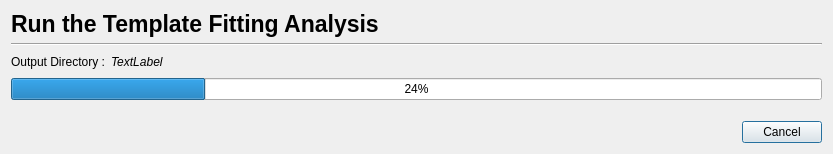
The window that PhzQtUI/auxdir/PhzQtUI/DialogRunAnalysis.ui (astrorama/Phosphoros) describes before a commit, drawn with Qt 5.
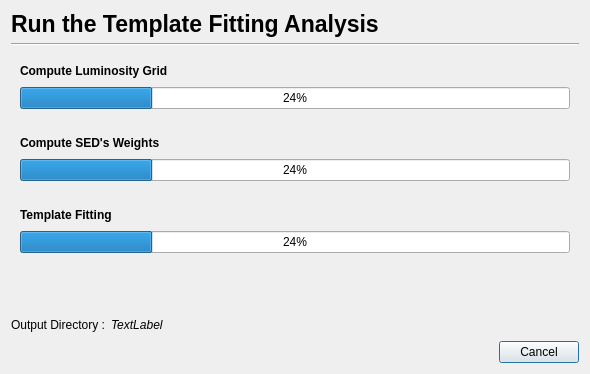
The same window after the commit.

Commit message: Integrate the SEDs's weights computation into the UI

The edit to the form file:
```diff
--- a/PhzQtUI/auxdir/PhzQtUI/DialogRunAnalysis.ui
+++ b/PhzQtUI/auxdir/PhzQtUI/DialogRunAnalysis.ui
@@ -6,8 +6,8 @@
    <rect>
     <x>0</x>
     <y>0</y>
-    <width>833</width>
-    <height>154</height>
+    <width>590</width>
+    <height>374</height>
    </rect>
   </property>
   <property name="windowTitle">
@@ -53,46 +53,144 @@
     </widget>
    </item>
    <item>
-    <layout class="QHBoxLayout" name="lay_cat">
-     <item>
-      <widget class="QLabel" name="label">
-       <property name="text">
-        <string>Output Directory :</string>
-       </property>
-      </widget>
-     </item>
-     <item>
-      <widget class="QLabel" name="label_out_dir">
-       <property name="font">
-        <font>
-         <italic>true</italic>
-        </font>
-       </property>
-       <property name="text">
-        <string>TextLabel</string>
-       </property>
-      </widget>
-     </item>
-     <item>
-      <spacer name="horizontalSpacer">
-       <property name="orientation">
-        <enum>Qt::Horizontal</enum>
-       </property>
-       <property name="sizeHint" stdset="0">
-        <size>
-         <width>40</width>
-         <height>20</height>
-        </size>
-       </property>
-      </spacer>
-     </item>
-    </layout>
+    <widget class="QWidget" name="w_lum" native="true">
+     <layout class="QVBoxLayout" name="verticalLayout_2">
+      <item>
+       <layout class="QVBoxLayout" name="l_lum">
+        <item>
+         <layout class="QHBoxLayout" name="horizontalLayout_4">
+          <item>
+           <widget class="QLabel" name="label_3">
+            <property name="font">
+             <font>
+              <weight>75</weight>
+              <bold>true</bold>
+             </font>
+            </property>
+            <property name="text">
+             <string>Compute Luminosity Grid</string>
+            </property>
+           </widget>
+          </item>
+          <item>
+           <spacer name="horizontalSpacer_5">
+            <property name="orientation">
+             <enum>Qt::Horizontal</enum>
+            </property>
+            <property name="sizeHint" stdset="0">
+             <size>
+              <width>40</width>
+              <height>20</height>
+             </size>
+            </property>
+           </spacer>
+          </item>
+         </layout>
+        </item>
+        <item>
+         <widget class="QProgressBar" name="lum_progress">
+          <property name="value">
+           <number>24</number>
+          </property>
+         </widget>
+        </item>
+       </layout>
+      </item>
+     </layout>
+    </widget>
    </item>
    <item>
-    <widget class="QProgressBar" name="progressBar">
-     <property name="value">
-      <number>24</number>
-     </property>
+    <widget class="QWidget" name="w_sed" native="true">
+     <layout class="QVBoxLayout" name="verticalLayout_3">
+      <item>
+       <layout class="QVBoxLayout" name="l_sed">
+        <item>
+         <layout class="QHBoxLayout" name="horizontalLayout_6">
+          <item>
+           <widget class="QLabel" name="label_5">
+            <property name="font">
+             <font>
+              <weight>75</weight>
+              <bold>true</bold>
+             </font>
+            </property>
+            <property name="text">
+             <string>Compute SED's Weights</string>
+            </property>
+           </widget>
+          </item>
+          <item>
+           <spacer name="horizontalSpacer_7">
+            <property name="orientation">
+             <enum>Qt::Horizontal</enum>
+            </property>
+            <property name="sizeHint" stdset="0">
+             <size>
+              <width>40</width>
+              <height>20</height>
+             </size>
+            </property>
+           </spacer>
+          </item>
+         </layout>
+        </item>
+        <item>
+         <widget class="QProgressBar" name="sed_progress">
+          <property name="value">
+           <number>24</number>
+          </property>
+         </widget>
+        </item>
+       </layout>
+      </item>
+     </layout>
+    </widget>
+   </item>
+   <item>
+    <widget class="QWidget" name="widget_3" native="true">
+     <layout class="QVBoxLayout" name="verticalLayout_4">
+      <item>
+       <layout class="QVBoxLayout" name="l_sed_2">
+        <item>
+         <layout class="QHBoxLayout" name="horizontalLayout_7">
+          <item>
+           <widget class="QLabel" name="label_6">
+            <property name="font">
+             <font>
+              <weight>75</weight>
+              <bold>true</bold>
+             </font>
+            </property>
+            <property name="text">
+             <string>Template Fitting</string>
+            </property>
+           </widget>
+          </item>
+          <item>
+           <spacer name="horizontalSpacer_8">
+            <property name="orientation">
+             <enum>Qt::Horizontal</enum>
+            </property>
+            <property name="sizeHint" stdset="0">
+             <size>
+              <width>40</width>
+              <height>20</height>
+             </size>
+            </property>
+           </spacer>
+          </item>
+         </layout>
+        </item>
+        <item>
+         <widget class="QProgressBar" name="progressBar">
+          <property name="value">
+           <number>24</number>
+          </property>
+         </widget>
+        </item>
+       </layout>
+      </item>
+     </layout>
     </widget>
    </item>
    <item>
@@ -108,6 +206,42 @@
      </property>
     </spacer>
    </item>
+   <item>
+    <layout class="QHBoxLayout" name="lay_cat">
+     <item>
+      <widget class="QLabel" name="label">
+       <property name="text">
+        <string>Output Directory :</string>
+       </property>
+      </widget>
+     </item>
+     <item>
+      <widget class="QLabel" name="label_out_dir">
+       <property name="font">
+        <font>
+         <italic>true</italic>
+        </font>
+       </property>
+       <property name="text">
+        <string>TextLabel</string>
+       </property>
+      </widget>
+     </item>
+     <item>
+      <spacer name="horizontalSpacer">
+       <property name="orientation">
+        <enum>Qt::Horizontal</enum>
+       </property>
+       <property name="sizeHint" stdset="0">
+        <size>
+         <width>40</width>
+         <height>20</height>
+        </size>
+       </property>
+      </spacer>
+     </item>
+    </layout>
+   </item>
    <item>
     <layout class="QHBoxLayout" name="horizontalLayout_3">
      <item>
```
The commit also changes 13 other files.
